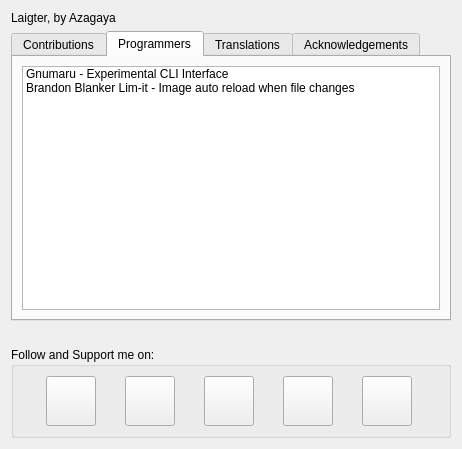
Before: the Qt Designer form gui/aboutdialog.ui in azagaya/laigter, drawn with Qt 5.
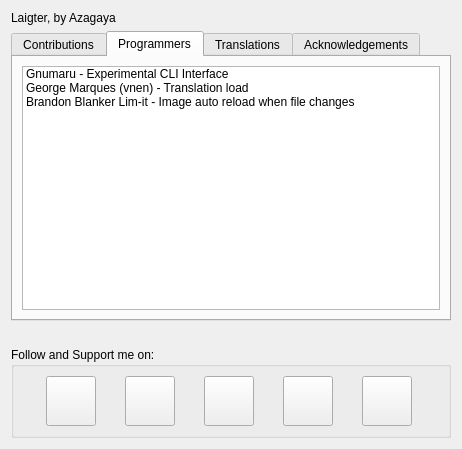
After: the same form once the commit is applied. The open tabs and pages were chosen to show the change. Icons and pictures are not drawn.

Commit message: Added George Marques for fixing the translation load

Patch:
```diff
--- a/gui/aboutdialog.ui
+++ b/gui/aboutdialog.ui
@@ -227,6 +227,11 @@
            <string>Gnumaru - Experimental CLI Interface</string>
           </property>
          </item>
+         <item>
+          <property name="text">
+           <string>George Marques (vnen) - Translation load</string>
+          </property>
+         </item>
          <item>
           <property name="text">
            <string>Brandon Blanker Lim-it - Image auto reload when file changes</string>
```
Left out of the diff: 2 changed lines with no effect on the pictures.
